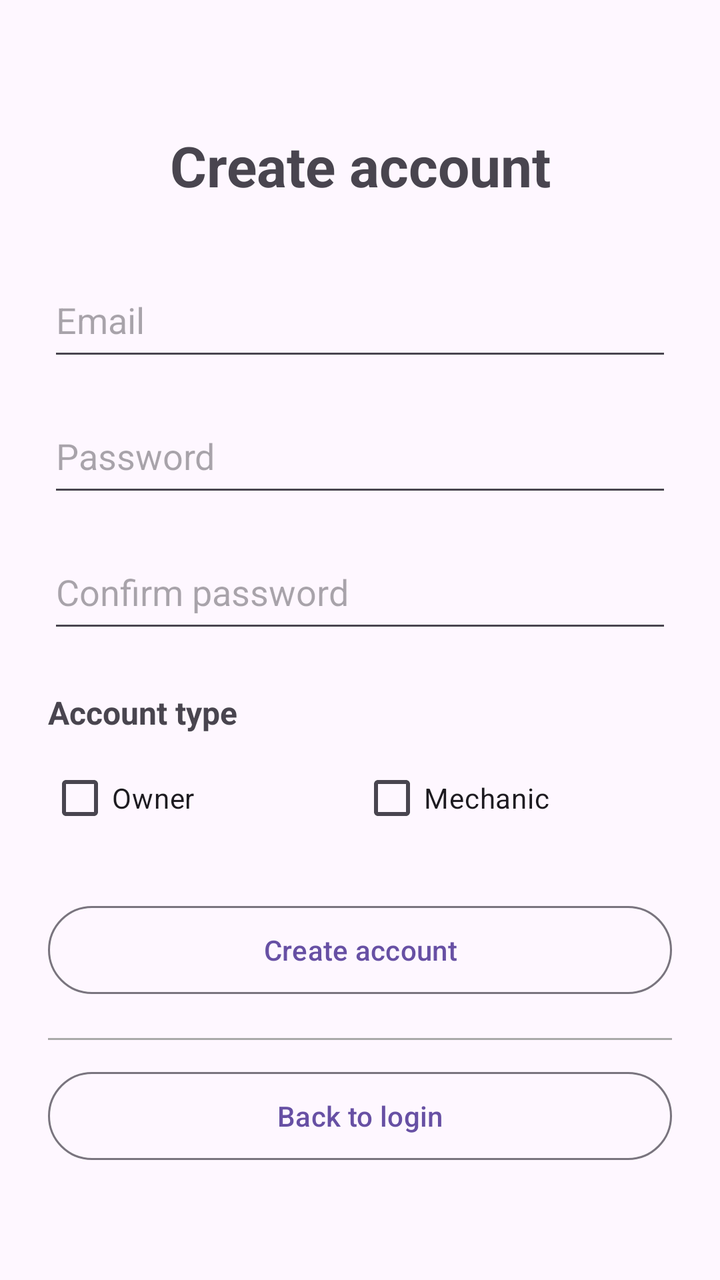
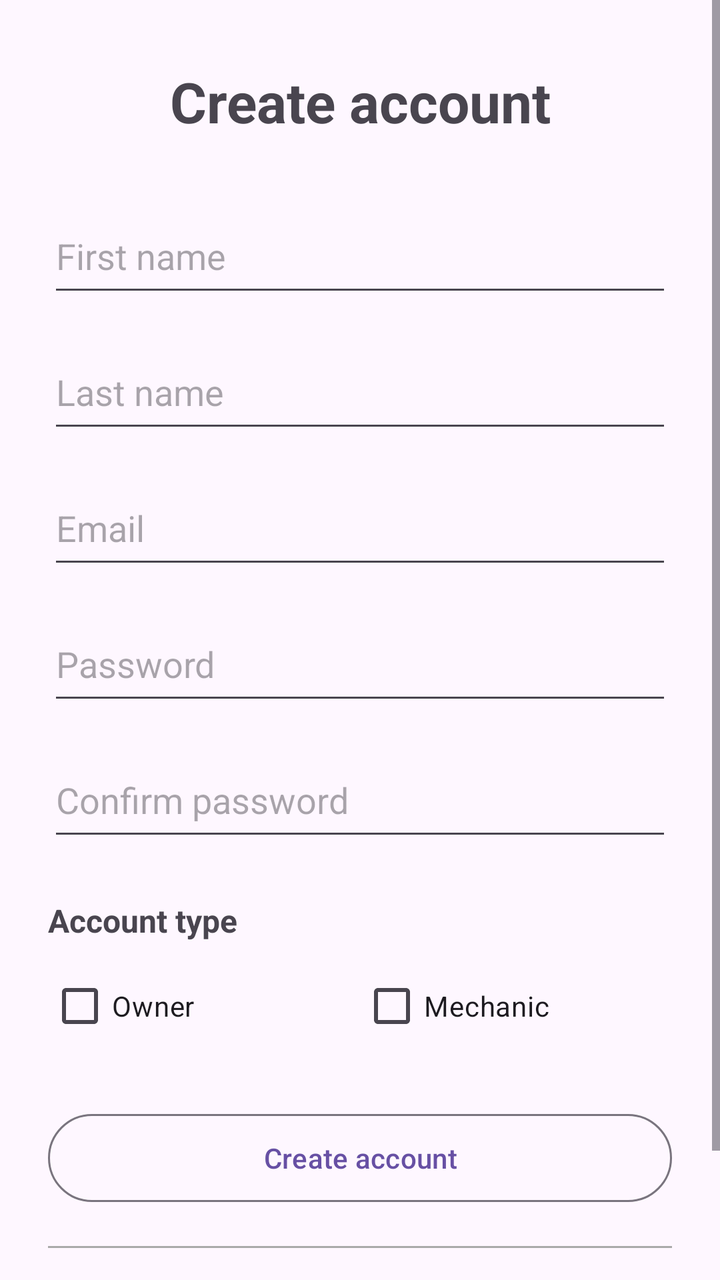

Compare the two renders of this Android layout. The source of the first and the diff that turns it into the second are given below.
<!-- AndroidManifest.xml: application theme Theme.AutoServiceLog -->
<!-- res/layout/screen_signup.xml -->
<?xml version="1.0" encoding="utf-8"?>
<ScrollView xmlns:android="http://schemas.android.com/apk/res/android"
    xmlns:tools="http://schemas.android.com/tools"
    android:layout_width="match_parent"
    android:layout_height="match_parent"
    android:fillViewport="true"
    tools:context=".MainActivity">

    <LinearLayout
        android:layout_width="match_parent"
        android:layout_height="wrap_content"
        android:gravity="center_vertical"
        android:minHeight="560dp"
        android:orientation="vertical"
        android:paddingStart="24dp"
        android:paddingTop="32dp"
        android:paddingEnd="24dp"
        android:paddingBottom="24dp">

        <TextView
            android:id="@+id/signupTitleText"
            android:layout_width="match_parent"
            android:layout_height="wrap_content"
            android:gravity="center"
            android:text="@string/signup_screen_title"
            android:textSize="28sp"
            android:textStyle="bold" />

        <EditText
            android:id="@+id/signupEmailInput"
            android:layout_width="match_parent"
            android:layout_height="54dp"
            android:layout_marginTop="30dp"
            android:hint="@string/email"
            android:inputType="textEmailAddress"
            android:singleLine="true" />

        <EditText
            android:id="@+id/signupPasswordInput"
            android:layout_width="match_parent"
            android:layout_height="54dp"
            android:layout_marginTop="14dp"
            android:hint="@string/password"
            android:inputType="textPassword"
            android:singleLine="true" />

        <EditText
            android:id="@+id/signupConfirmPasswordInput"
            android:layout_width="match_parent"
            android:layout_height="54dp"
            android:layout_marginTop="14dp"
            android:hint="@string/confirm_password"
            android:inputType="textPassword"
            android:singleLine="true" />

        <TextView
            android:id="@+id/accountTypeLabel"
            android:layout_width="match_parent"
            android:layout_height="wrap_content"
            android:layout_marginTop="24dp"
            android:text="@string/account_type"
            android:textSize="16sp"
            android:textStyle="bold" />

        <LinearLayout
            android:id="@+id/accountTypeRow"
            android:layout_width="match_parent"
            android:layout_height="wrap_content"
            android:layout_marginTop="8dp"
            android:orientation="horizontal">

            <CheckBox
                android:id="@+id/ownerCheckBox"
                android:layout_width="0dp"
                android:layout_height="wrap_content"
                android:layout_weight="1"
                android:text="@string/owner" />

            <CheckBox
                android:id="@+id/mechanicCheckBox"
                android:layout_width="0dp"
                android:layout_height="wrap_content"
                android:layout_weight="1"
                android:text="@string/mechanic_role" />
        </LinearLayout>

        <com.google.android.material.button.MaterialButton
            android:id="@+id/createAccountButton"
            style="?attr/materialButtonOutlinedStyle"
            android:layout_width="match_parent"
            android:layout_height="52dp"
            android:layout_marginTop="26dp"
            android:text="@string/signup_email"
            android:textAllCaps="false" />

        <View
            android:id="@+id/backToLoginDivider"
            android:layout_width="match_parent"
            android:layout_height="1dp"
            android:layout_marginTop="18dp"
            android:background="@android:color/darker_gray" />

        <com.google.android.material.button.MaterialButton
            android:id="@+id/backToLoginButton"
            style="?attr/materialButtonOutlinedStyle"
            android:layout_width="match_parent"
            android:layout_height="52dp"
            android:layout_marginTop="12dp"
            android:text="@string/back_to_login"
            android:textAllCaps="false" />
    </LinearLayout>
</ScrollView>
<!-- resources referenced by this layout -->
<resources>
  <string name="account_type">Account type</string>
  <string name="back_to_login">Back to login</string>
  <string name="confirm_password">Confirm password</string>
  <string name="email">Email</string>
  <string name="mechanic_role">Mechanic</string>
  <string name="owner">Owner</string>
  <string name="password">Password</string>
  <string name="signup_email">Create account</string>
  <string name="signup_screen_title">Create account</string>
  <style name="Theme.AutoServiceLog" parent="Base.Theme.AutoServiceLog" />
  <style name="Base.Theme.AutoServiceLog" parent="Theme.Material3.DayNight.NoActionBar">
          
          
      </style>
</resources>

<!-- the commit's change to res/layout/screen_signup.xml (unified diff, before → after) -->
@@ -27,10 +27,28 @@
             android:textStyle="bold" />
 
         <EditText
+            android:id="@+id/signupFirstNameInput"
+            android:layout_width="match_parent"
+            android:layout_height="54dp"
+            android:layout_marginTop="30dp"
+            android:hint="@string/first_name"
+            android:inputType="textPersonName"
+            android:singleLine="true" />
+
+        <EditText
+            android:id="@+id/signupLastNameInput"
+            android:layout_width="match_parent"
+            android:layout_height="54dp"
+            android:layout_marginTop="14dp"
+            android:hint="@string/last_name"
+            android:inputType="textPersonName"
+            android:singleLine="true" />
+
+        <EditText
             android:id="@+id/signupEmailInput"
             android:layout_width="match_parent"
             android:layout_height="54dp"
-            android:layout_marginTop="30dp"
+            android:layout_marginTop="14dp"
             android:hint="@string/email"
             android:inputType="textEmailAddress"
             android:singleLine="true" />
<!-- resource entries referenced after the edit -->
@@ -4,6 +4,8 @@
   <string name="back_to_login">Back to login</string>
   <string name="confirm_password">Confirm password</string>
   <string name="email">Email</string>
+  <string name="first_name">First name</string>
+  <string name="last_name">Last name</string>
   <string name="mechanic_role">Mechanic</string>
   <string name="owner">Owner</string>
   <string name="password">Password</string>
